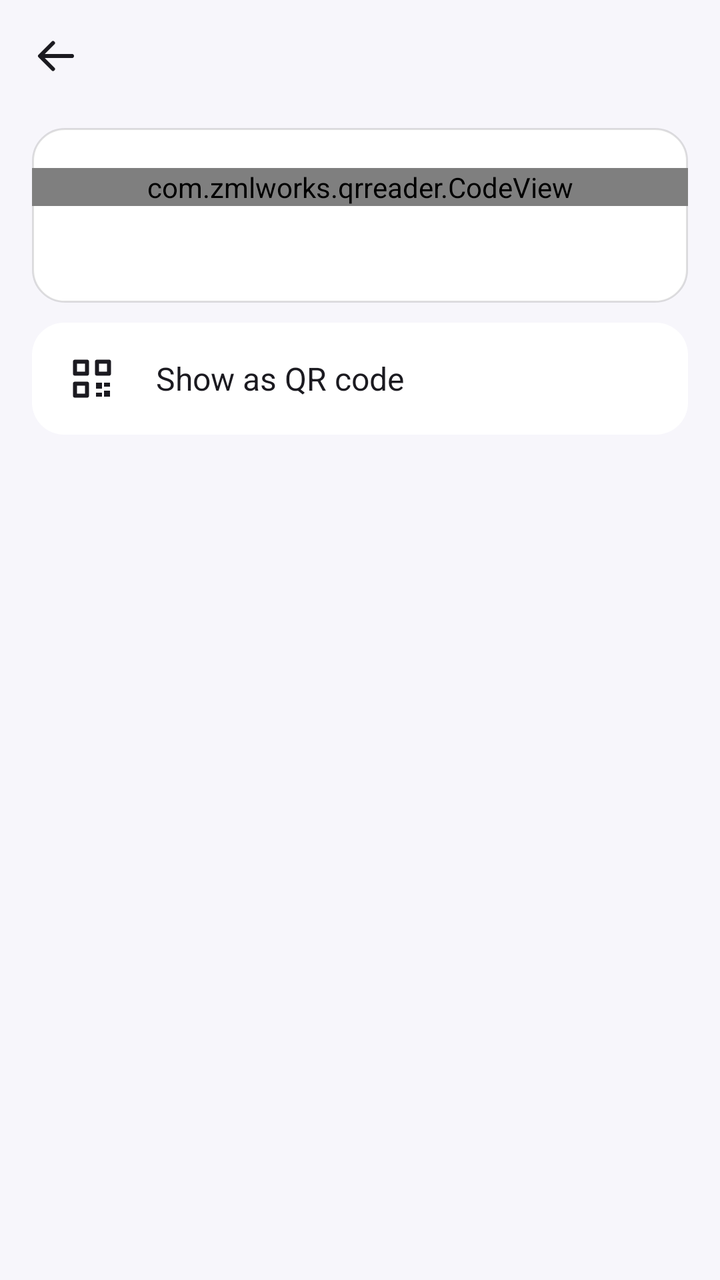
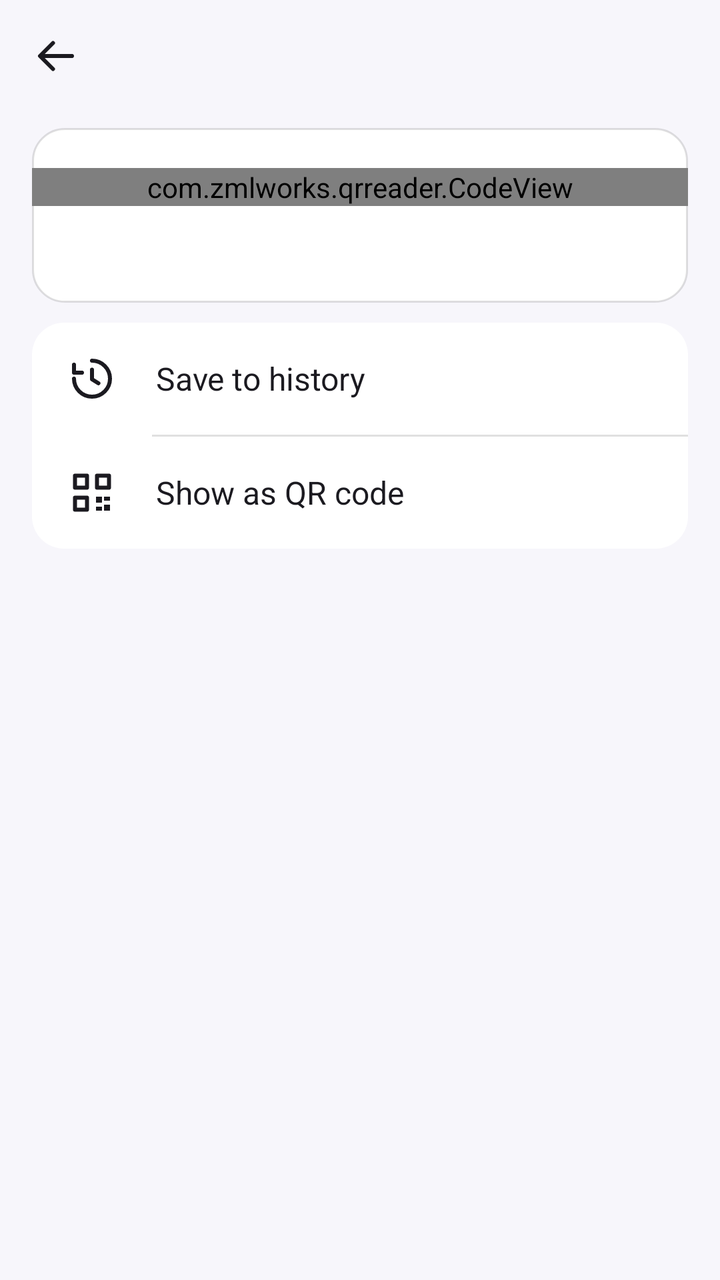

Two renders of the same Android screen: before a commit and after it. Below are the layout's source before the change and the commit's diff.
<!-- AndroidManifest.xml: application theme AppTheme -->
<!-- res/layout/activity_recreate.xml -->
<?xml version="1.0" encoding="utf-8"?>
<LinearLayout xmlns:android="http://schemas.android.com/apk/res/android"
    android:id="@+id/root"
    android:layout_width="match_parent"
    android:layout_height="match_parent"
    android:orientation="vertical">

    <LinearLayout style="@style/TopBar">

        <ImageButton
            android:id="@+id/btn_back"
            style="@style/IconBtn"
            android:contentDescription="@string/back"
            android:src="@drawable/ic_back" />

        <TextView
            android:id="@+id/title"
            style="@style/TopTitle"
            android:paddingStart="4dp"
            android:paddingEnd="4dp" />
    </LinearLayout>

    <ScrollView
        android:layout_width="match_parent"
        android:layout_height="0dp"
        android:layout_weight="1">

        <LinearLayout
            android:layout_width="match_parent"
            android:layout_height="wrap_content"
            android:orientation="vertical"
            android:paddingStart="16dp"
            android:paddingTop="8dp"
            android:paddingEnd="16dp"
            android:paddingBottom="16dp">

            <FrameLayout
                android:id="@+id/code_box"
                android:layout_width="match_parent"
                android:layout_height="wrap_content"
                android:background="@drawable/code_card_bg"
                android:contentDescription="@string/brightness_toggle_code"
                android:focusable="true">

                <LinearLayout
                    android:layout_width="match_parent"
                    android:layout_height="wrap_content"
                    android:orientation="vertical"
                    android:paddingTop="20dp"
                    android:paddingBottom="16dp">

                    <com.zmlworks.qrreader.CodeView
                        android:id="@+id/code"
                        android:layout_width="match_parent"
                        android:layout_height="wrap_content"
                        android:importantForAccessibility="no" />

                    
                    <TextView
                        android:id="@+id/code_text"
                        android:layout_width="match_parent"
                        android:layout_height="wrap_content"
                        android:layout_marginTop="8dp"
                        android:fontFamily="monospace"
                        android:gravity="center"
                        android:paddingStart="12dp"
                        android:paddingEnd="12dp"
                        android:textColor="#FF000000"
                        android:textSize="18sp" />
                </LinearLayout>

                <TextView
                    android:id="@+id/code_hint"
                    android:layout_width="wrap_content"
                    android:layout_height="wrap_content"
                    android:layout_gravity="center"
                    android:background="@drawable/pill_bg"
                    android:paddingStart="16dp"
                    android:paddingTop="8dp"
                    android:paddingEnd="16dp"
                    android:paddingBottom="8dp"
                    android:textColor="#FFFFFF"
                    android:textSize="14sp"
                    android:visibility="gone" />
            </FrameLayout>

            

            <LinearLayout
                android:layout_width="match_parent"
                android:layout_height="wrap_content"
                android:layout_marginTop="10dp"
                android:background="@drawable/card_bg"
                android:orientation="vertical">

                <TextView
                    android:id="@+id/act_show_qr"
                    style="@style/ActionRow"
                    android:drawableStart="@drawable/ic_qr"
                    android:text="@string/show_as_qr" />
            </LinearLayout>
        </LinearLayout>
    </ScrollView>
</LinearLayout>
<!-- resources referenced by this layout -->
<resources>
  <!-- drawable card_bg (drawable) -->
  <?xml version="1.0" encoding="utf-8"?>
  <shape xmlns:android="http://schemas.android.com/apk/res/android" android:shape="rectangle">
      <solid android:color="@color/surface" />
      <corners android:radius="16dp" />
  </shape>
  <!-- drawable code_card_bg (drawable) -->
  <?xml version="1.0" encoding="utf-8"?>
  <shape xmlns:android="http://schemas.android.com/apk/res/android" android:shape="rectangle">
      <solid android:color="#FFFFFFFF" />
      <stroke android:width="1dp" android:color="@color/line" />
      <corners android:radius="16dp" />
  </shape>
  <!-- drawable pill_bg (drawable) -->
  <?xml version="1.0" encoding="utf-8"?>
  <shape xmlns:android="http://schemas.android.com/apk/res/android" android:shape="rectangle">
      <solid android:color="#B3000000" />
      <corners android:radius="18dp" />
  </shape>
  <string name="back">Back</string>
  <string name="brightness_toggle_code">Barcode. Tap to switch the screen brightness</string>
  <string name="show_as_qr">Show as QR code</string>
  <style name="IconBtn">
          <item name="android:layout_width">48dp</item>
          <item name="android:layout_height">48dp</item>
          <item name="android:background">?android:attr/selectableItemBackgroundBorderless</item>
          <item name="android:scaleType">center</item>
      </style>
  <style name="TopBar">
          <item name="android:layout_width">match_parent</item>
          <item name="android:layout_height">56dp</item>
          <item name="android:gravity">center_vertical</item>
          <item name="android:orientation">horizontal</item>
          <item name="android:paddingStart">4dp</item>
          <item name="android:paddingEnd">4dp</item>
      </style>
  <color name="surface">#FFFFFFFF</color>
  <color name="line">#1F000000</color>
  <color name="text">#FF1B1A20</color>
  <style name="BaseTheme" parent="android:Theme.Material.Light.NoActionBar">
          <item name="android:windowLightStatusBar">true</item>
      </style>
  <color name="accent">#FF6A47D6</color>
  <color name="bg">#FFF7F6FB</color>
  <color name="dim">#FF6A6774</color>
  <style name="Dialog" parent="android:Theme.Material.Light.Dialog.Alert">
          <item name="android:colorAccent">@color/accent</item>
          <item name="android:colorBackground">@color/surface</item>
          <item name="android:textColorPrimary">@color/text</item>
      </style>
  <!-- unchanged entries left out for length: 6 -->
</resources>

<!-- the commit's change to res/layout/activity_recreate.xml (unified diff, before → after) -->
@@ -91,7 +91,15 @@
                 android:layout_height="wrap_content"
                 android:layout_marginTop="10dp"
                 android:background="@drawable/card_bg"
-                android:orientation="vertical">
+                android:divider="@drawable/row_divider"
+                android:orientation="vertical"
+                android:showDividers="middle">
+
+                <TextView
+                    android:id="@+id/act_save_history"
+                    style="@style/ActionRow"
+                    android:drawableStart="@drawable/ic_history"
+                    android:text="@string/save_to_history" />
 
                 <TextView
                     android:id="@+id/act_show_qr"
<!-- resource entries referenced after the edit -->
@@ -13,14 +13,32 @@
       <stroke android:width="1dp" android:color="@color/line" />
       <corners android:radius="16dp" />
   </shape>
+  <!-- drawable ic_history (drawable) -->
+  <?xml version="1.0" encoding="utf-8"?>
+  <vector xmlns:android="http://schemas.android.com/apk/res/android"
+      android:width="24dp" android:height="24dp" android:viewportWidth="24" android:viewportHeight="24"
+      android:tint="?android:attr/textColorPrimary">
+      <path android:fillColor="#00000000" android:strokeColor="#FFFFFFFF" android:strokeWidth="2" android:strokeLineCap="round" android:strokeLineJoin="round" android:pathData="M12,3a9,9 0,1 1,-9 9" />
+      <path android:fillColor="#00000000" android:strokeColor="#FFFFFFFF" android:strokeWidth="2" android:strokeLineCap="round" android:strokeLineJoin="round" android:pathData="M3,5v4h4" />
+      <path android:fillColor="#00000000" android:strokeColor="#FFFFFFFF" android:strokeWidth="2" android:strokeLineCap="round" android:strokeLineJoin="round" android:pathData="M12,7.5v4.8l3.2,2" />
+  </vector>
   <!-- drawable pill_bg (drawable) -->
   <?xml version="1.0" encoding="utf-8"?>
   <shape xmlns:android="http://schemas.android.com/apk/res/android" android:shape="rectangle">
       <solid android:color="#B3000000" />
       <corners android:radius="18dp" />
   </shape>
+  <!-- drawable row_divider (drawable) -->
+  <?xml version="1.0" encoding="utf-8"?>
+  <inset xmlns:android="http://schemas.android.com/apk/res/android" android:insetLeft="60dp">
+      <shape android:shape="rectangle">
+          <solid android:color="@color/line" />
+          <size android:height="1dp" />
+      </shape>
+  </inset>
   <string name="back">Back</string>
   <string name="brightness_toggle_code">Barcode. Tap to switch the screen brightness</string>
+  <string name="save_to_history">Save to history</string>
   <string name="show_as_qr">Show as QR code</string>
   <style name="IconBtn">
           <item name="android:layout_width">48dp</item>
